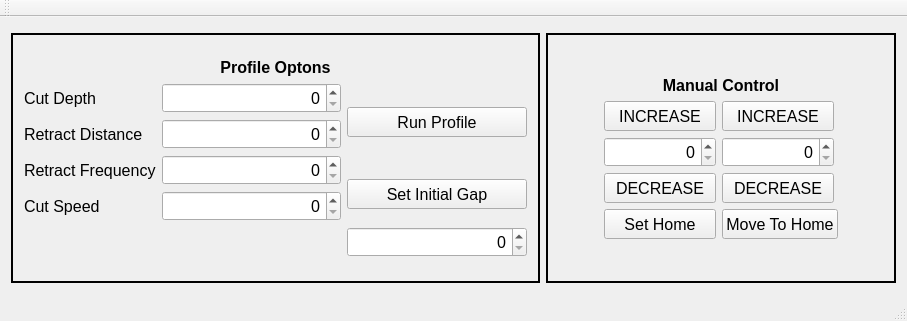
This is src/Window_GalilMotionController/mainwindow.ui in dmherrington/ECM-Control-System as Qt 5 draws it before an edit. The edited form follows.
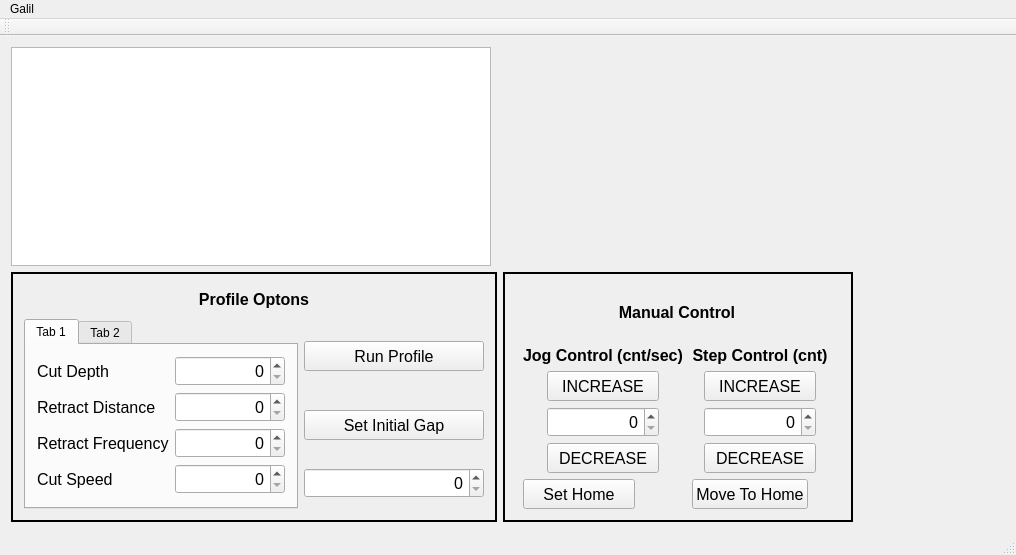
This is the edited form. Custom widgets are drawn as their Qt base class.

Diff of the .ui file:
```diff
--- a/src/Window_GalilMotionController/mainwindow.ui
+++ b/src/Window_GalilMotionController/mainwindow.ui
@@ -6,36 +6,69 @@
    <rect>
     <x>0</x>
     <y>0</y>
-    <width>907</width>
-    <height>321</height>
+    <width>1016</width>
+    <height>555</height>
    </rect>
   </property>
+  <property name="sizePolicy">
+   <sizepolicy hsizetype="MinimumExpanding" vsizetype="Preferred">
+    <horstretch>0</horstretch>
+    <verstretch>0</verstretch>
+   </sizepolicy>
+  </property>
   <property name="windowTitle">
    <string>MainWindow</string>
   </property>
   <widget class="QWidget" name="centralWidget">
-   <layout class="QGridLayout" name="gridLayout_6">
-    <item row="0" column="0">
-     <widget class="QFrame" name="frame_ProfileOptions">
-      <property name="minimumSize">
-       <size>
-        <width>450</width>
-        <height>250</height>
-       </size>
-      </property>
-      <property name="frameShape">
-       <enum>QFrame::Box</enum>
-      </property>
-      <property name="frameShadow">
-       <enum>QFrame::Plain</enum>
-      </property>
-      <property name="lineWidth">
-       <number>2</number>
-      </property>
       <layout class="QGridLayout" name="gridLayout_5">
        <item row="0" column="0">
-        <layout class="QGridLayout" name="gridLayout_4">
-         <item row="0" column="0">
+     <widget class="QTextEdit" name="programText">
+      <property name="sizePolicy">
+       <sizepolicy hsizetype="Fixed" vsizetype="Expanding">
+        <horstretch>0</horstretch>
+        <verstretch>0</verstretch>
+       </sizepolicy>
+      </property>
+      <property name="minimumSize">
+       <size>
+        <width>480</width>
+        <height>0</height>
+       </size>
+      </property>
+     </widget>
+    </item>
+    <item row="0" column="1" colspan="2">
+     <widget class="graphing::PlotHandler" name="graphingWidget" native="true"/>
+    </item>
+    <item row="1" column="0">
+     <widget class="QFrame" name="frame_ProfileOptions">
+      <property name="sizePolicy">
+       <sizepolicy hsizetype="Fixed" vsizetype="Preferred">
+        <horstretch>0</horstretch>
+        <verstretch>0</verstretch>
+       </sizepolicy>
+      </property>
+      <property name="minimumSize">
+       <size>
+        <width>480</width>
+        <height>250</height>
+       </size>
+      </property>
+      <property name="frameShape">
+       <enum>QFrame::Box</enum>
+      </property>
+      <property name="frameShadow">
+       <enum>QFrame::Plain</enum>
+      </property>
+      <property name="lineWidth">
+       <number>2</number>
+      </property>
+      <layout class="QGridLayout" name="gridLayout_3">
+       <item row="0" column="0" colspan="2">
+        <widget class="QSplitter" name="splitter_2">
+         <property name="orientation">
+          <enum>Qt::Horizontal</enum>
+         </property>
           <widget class="QLabel" name="label_ManualControl_2">
            <property name="sizePolicy">
             <sizepolicy hsizetype="Preferred" vsizetype="Fixed">
@@ -57,10 +90,19 @@
             <set>Qt::AlignCenter</set>
            </property>
           </widget>
-         </item>
-         <item row="1" column="0">
-          <layout class="QGridLayout" name="gridLayout_3">
-           <item row="0" column="0" rowspan="2">
+        </widget>
+       </item>
+       <item row="1" column="0" rowspan="3">
+        <widget class="QTabWidget" name="tabWidget">
+         <property name="currentIndex">
+          <number>0</number>
+         </property>
+         <widget class="QWidget" name="tab">
+          <attribute name="title">
+           <string>Tab 1</string>
+          </attribute>
+          <layout class="QGridLayout" name="gridLayout_2">
+           <item row="0" column="0">
             <layout class="QFormLayout" name="formLayout_6">
              <property name="sizeConstraint">
               <enum>QLayout::SetFixedSize</enum>
@@ -85,6 +127,12 @@
              </item>
              <item row="0" column="1">
               <widget class="QSpinBox" name="spinBox_CutDepth">
+               <property name="sizePolicy">
+                <sizepolicy hsizetype="Fixed" vsizetype="Fixed">
+                 <horstretch>0</horstretch>
+                 <verstretch>0</verstretch>
+                </sizepolicy>
+               </property>
                <property name="minimumSize">
                 <size>
                  <width>110</width>
@@ -121,6 +169,12 @@
              </item>
              <item row="1" column="1">
               <widget class="QSpinBox" name="spinBox_RetractDistance">
+               <property name="sizePolicy">
+                <sizepolicy hsizetype="Fixed" vsizetype="Fixed">
+                 <horstretch>0</horstretch>
+                 <verstretch>0</verstretch>
+                </sizepolicy>
+               </property>
                <property name="minimumSize">
                 <size>
                  <width>110</width>
@@ -157,6 +211,12 @@
              </item>
              <item row="2" column="1">
               <widget class="QSpinBox" name="spinBox_RetractFrequency">
+               <property name="sizePolicy">
+                <sizepolicy hsizetype="Fixed" vsizetype="Fixed">
+                 <horstretch>0</horstretch>
+                 <verstretch>0</verstretch>
+                </sizepolicy>
+               </property>
                <property name="minimumSize">
                 <size>
                  <width>110</width>
@@ -193,6 +253,12 @@
              </item>
              <item row="3" column="1">
               <widget class="QSpinBox" name="spinBox_CutSpeed">
+               <property name="sizePolicy">
+                <sizepolicy hsizetype="Fixed" vsizetype="Fixed">
+                 <horstretch>0</horstretch>
+                 <verstretch>0</verstretch>
+                </sizepolicy>
+               </property>
                <property name="minimumSize">
                 <size>
                  <width>110</width>
@@ -211,7 +277,16 @@
              </item>
             </layout>
            </item>
-           <item row="0" column="1">
+          </layout>
+         </widget>
+         <widget class="QWidget" name="tab_2">
+          <attribute name="title">
+           <string>Tab 2</string>
+          </attribute>
+         </widget>
+        </widget>
+       </item>
+       <item row="1" column="1">
             <widget class="QPushButton" name="pushButton_RunProfile">
              <property name="sizePolicy">
               <sizepolicy hsizetype="Fixed" vsizetype="Fixed">
@@ -235,7 +310,7 @@
              </property>
             </widget>
            </item>
-           <item row="1" column="1">
+       <item row="2" column="1">
             <widget class="QPushButton" name="pushButton_SetInitialGap">
              <property name="sizePolicy">
               <sizepolicy hsizetype="Fixed" vsizetype="Fixed">
@@ -259,7 +334,7 @@
              </property>
             </widget>
            </item>
-           <item row="2" column="1">
+       <item row="3" column="1">
             <widget class="QSpinBox" name="spinBox_Jog_6">
              <property name="minimumSize">
               <size>
@@ -278,13 +353,9 @@
             </widget>
            </item>
           </layout>
-         </item>
-        </layout>
-       </item>
-      </layout>
      </widget>
     </item>
-    <item row="0" column="1">
+    <item row="1" column="1">
      <widget class="QFrame" name="frame_MaunalControl">
       <property name="sizePolicy">
        <sizepolicy hsizetype="Fixed" vsizetype="Fixed">
@@ -307,28 +378,15 @@
       <property name="lineWidth">
        <number>2</number>
       </property>
-      <layout class="QGridLayout" name="gridLayout_2">
-       <item row="0" column="0">
-        <layout class="QGridLayout" name="gridLayout">
-         <property name="sizeConstraint">
-          <enum>QLayout::SetFixedSize</enum>
-         </property>
-         <property name="leftMargin">
-          <number>2</number>
-         </property>
-         <property name="topMargin">
-          <number>2</number>
-         </property>
-         <property name="rightMargin">
-          <number>2</number>
-         </property>
-         <property name="bottomMargin">
-          <number>2</number>
-         </property>
+      <layout class="QGridLayout" name="gridLayout_4">
          <item row="0" column="0" colspan="2">
+        <widget class="QSplitter" name="splitter">
+         <property name="orientation">
+          <enum>Qt::Horizontal</enum>
+         </property>
           <widget class="QLabel" name="label_ManualControl">
            <property name="sizePolicy">
-            <sizepolicy hsizetype="Preferred" vsizetype="Fixed">
+           <sizepolicy hsizetype="MinimumExpanding" vsizetype="Fixed">
              <horstretch>0</horstretch>
              <verstretch>0</verstretch>
             </sizepolicy>
@@ -347,8 +405,74 @@
             <set>Qt::AlignCenter</set>
            </property>
           </widget>
+        </widget>
+       </item>
+       <item row="1" column="0" colspan="2">
+        <layout class="QGridLayout" name="gridLayout">
+         <item row="0" column="0">
+          <widget class="QLabel" name="label_ManualControl_3">
+           <property name="sizePolicy">
+            <sizepolicy hsizetype="MinimumExpanding" vsizetype="Fixed">
+             <horstretch>0</horstretch>
+             <verstretch>0</verstretch>
+            </sizepolicy>
+           </property>
+           <property name="font">
+            <font>
+             <pointsize>12</pointsize>
+             <weight>75</weight>
+             <bold>true</bold>
+            </font>
+           </property>
+           <property name="text">
+            <string>Jog Control (cnt/sec)</string>
+           </property>
+           <property name="alignment">
+            <set>Qt::AlignCenter</set>
+           </property>
+          </widget>
+         </item>
+         <item row="0" column="1">
+          <widget class="QLabel" name="label_ManualControl_4">
+           <property name="sizePolicy">
+            <sizepolicy hsizetype="MinimumExpanding" vsizetype="Fixed">
+             <horstretch>0</horstretch>
+             <verstretch>0</verstretch>
+            </sizepolicy>
+           </property>
+           <property name="font">
+            <font>
+             <pointsize>12</pointsize>
+             <weight>75</weight>
+             <bold>true</bold>
+            </font>
+           </property>
+           <property name="text">
+            <string>Step Control (cnt)</string>
+           </property>
+           <property name="alignment">
+            <set>Qt::AlignCenter</set>
+           </property>
+          </widget>
          </item>
          <item row="1" column="0">
+          <layout class="QHBoxLayout" name="horizontalLayout">
+           <item>
+            <spacer name="horizontalSpacer_7">
+             <property name="orientation">
+              <enum>Qt::Horizontal</enum>
+             </property>
+             <property name="sizeHint" stdset="0">
+              <size>
+               <width>20</width>
+               <height>20</height>
+              </size>
+             </property>
+            </spacer>
+           </item>
+           <item>
+            <layout class="QVBoxLayout" name="verticalLayout">
+             <item>
           <widget class="QPushButton" name="pushButton_IncreaseJog">
            <property name="sizePolicy">
             <sizepolicy hsizetype="Fixed" vsizetype="Fixed">
@@ -372,31 +496,7 @@
            </property>
           </widget>
          </item>
-         <item row="1" column="1">
-          <widget class="QPushButton" name="pushButton_IncreaseRelativeMove">
-           <property name="sizePolicy">
-            <sizepolicy hsizetype="Fixed" vsizetype="Fixed">
-             <horstretch>0</horstretch>
-             <verstretch>0</verstretch>
-            </sizepolicy>
-           </property>
-           <property name="minimumSize">
-            <size>
-             <width>112</width>
-             <height>30</height>
-            </size>
-           </property>
-           <property name="font">
-            <font>
-             <pointsize>12</pointsize>
-            </font>
-           </property>
-           <property name="text">
-            <string>INCREASE</string>
-           </property>
-          </widget>
-         </item>
-         <item row="2" column="0">
+             <item>
           <widget class="QSpinBox" name="spinBox_Jog">
            <property name="sizePolicy">
             <sizepolicy hsizetype="Fixed" vsizetype="Fixed">
@@ -420,31 +520,7 @@
            </property>
           </widget>
          </item>
-         <item row="2" column="1">
-          <widget class="QSpinBox" name="spinBox_RelativeMove">
-           <property name="sizePolicy">
-            <sizepolicy hsizetype="Fixed" vsizetype="Fixed">
-             <horstretch>0</horstretch>
-             <verstretch>0</verstretch>
-            </sizepolicy>
-           </property>
-           <property name="minimumSize">
-            <size>
-             <width>112</width>
-             <height>30</height>
-            </size>
-           </property>
-           <property name="font">
-            <font>
-             <pointsize>12</pointsize>
-            </font>
-           </property>
-           <property name="alignment">
-            <set>Qt::AlignRight|Qt::AlignTrailing|Qt::AlignVCenter</set>
-           </property>
-          </widget>
-         </item>
-         <item row="3" column="0">
+             <item>
           <widget class="QPushButton" name="pushButton_DecreaseJog">
            <property name="sizePolicy">
             <sizepolicy hsizetype="Fixed" vsizetype="Fixed">
@@ -468,7 +544,89 @@
            </property>
           </widget>
          </item>
-         <item row="3" column="1">
+            </layout>
+           </item>
+           <item>
+            <spacer name="horizontalSpacer_6">
+             <property name="orientation">
+              <enum>Qt::Horizontal</enum>
+             </property>
+             <property name="sizeHint" stdset="0">
+              <size>
+               <width>20</width>
+               <height>20</height>
+              </size>
+             </property>
+            </spacer>
+           </item>
+          </layout>
+         </item>
+         <item row="1" column="1">
+          <layout class="QHBoxLayout" name="horizontalLayout_2">
+           <item>
+            <spacer name="horizontalSpacer_9">
+             <property name="orientation">
+              <enum>Qt::Horizontal</enum>
+             </property>
+             <property name="sizeHint" stdset="0">
+              <size>
+               <width>20</width>
+               <height>20</height>
+              </size>
+             </property>
+            </spacer>
+           </item>
+           <item>
+            <layout class="QVBoxLayout" name="verticalLayout_2">
+             <item>
+              <widget class="QPushButton" name="pushButton_IncreaseRelativeMove">
+               <property name="sizePolicy">
+                <sizepolicy hsizetype="Fixed" vsizetype="Fixed">
+                 <horstretch>0</horstretch>
+                 <verstretch>0</verstretch>
+                </sizepolicy>
+               </property>
+               <property name="minimumSize">
+                <size>
+                 <width>112</width>
+                 <height>30</height>
+                </size>
+               </property>
+               <property name="font">
+                <font>
+                 <pointsize>12</pointsize>
+                </font>
+               </property>
+               <property name="text">
+                <string>INCREASE</string>
+               </property>
+              </widget>
+             </item>
+             <item>
+              <widget class="QSpinBox" name="spinBox_RelativeMove">
+               <property name="sizePolicy">
+                <sizepolicy hsizetype="Fixed" vsizetype="Fixed">
+                 <horstretch>0</horstretch>
+                 <verstretch>0</verstretch>
+                </sizepolicy>
+               </property>
+               <property name="minimumSize">
+                <size>
+                 <width>112</width>
+                 <height>30</height>
+                </size>
+               </property>
+               <property name="font">
+                <font>
+                 <pointsize>12</pointsize>
+                </font>
+               </property>
+               <property name="alignment">
+                <set>Qt::AlignRight|Qt::AlignTrailing|Qt::AlignVCenter</set>
+               </property>
+              </widget>
+             </item>
+             <item>
           <widget class="QPushButton" name="pushButton_DecreaseRelativeMove">
            <property name="sizePolicy">
             <sizepolicy hsizetype="Fixed" vsizetype="Fixed">
@@ -492,7 +650,26 @@
            </property>
           </widget>
          </item>
-         <item row="4" column="0">
+            </layout>
+           </item>
+           <item>
+            <spacer name="horizontalSpacer_8">
+             <property name="orientation">
+              <enum>Qt::Horizontal</enum>
+             </property>
+             <property name="sizeHint" stdset="0">
+              <size>
+               <width>20</width>
+               <height>20</height>
+              </size>
+             </property>
+            </spacer>
+           </item>
+          </layout>
+         </item>
+        </layout>
+       </item>
+       <item row="2" column="0">
           <widget class="QPushButton" name="pushButton_SetHome">
            <property name="sizePolicy">
             <sizepolicy hsizetype="Fixed" vsizetype="Fixed">
@@ -516,7 +693,7 @@
            </property>
           </widget>
          </item>
-         <item row="4" column="1">
+       <item row="2" column="1">
           <widget class="QPushButton" name="pushButton_SetHome_2">
            <property name="sizePolicy">
             <sizepolicy hsizetype="Fixed" vsizetype="Fixed">
@@ -541,10 +718,21 @@
           </widget>
          </item>
         </layout>
-       </item>
-      </layout>
      </widget>
     </item>
+    <item row="1" column="2">
+     <spacer name="horizontalSpacer">
+      <property name="orientation">
+       <enum>Qt::Horizontal</enum>
+      </property>
+      <property name="sizeHint" stdset="0">
+       <size>
+        <width>0</width>
+        <height>20</height>
+       </size>
+      </property>
+     </spacer>
+    </item>
    </layout>
   </widget>
   <widget class="QMenuBar" name="menuBar">
@@ -552,10 +740,19 @@
     <rect>
      <x>0</x>
      <y>0</y>
-     <width>907</width>
-     <height>21</height>
+     <width>1016</width>
+     <height>22</height>
     </rect>
    </property>
+   <widget class="QMenu" name="menuGalil">
+    <property name="title">
+     <string>Galil</string>
+    </property>
+    <addaction name="actionSave_Program"/>
+    <addaction name="actionSave_As_Program"/>
+    <addaction name="actionLoad_Program"/>
+   </widget>
+   <addaction name="menuGalil"/>
   </widget>
   <widget class="QToolBar" name="mainToolBar">
    <attribute name="toolBarArea">
@@ -568,6 +765,14 @@
   <widget class="QStatusBar" name="statusBar"/>
  </widget>
  <layoutdefault spacing="6" margin="11"/>
+ <customwidgets>
+  <customwidget>
+   <class>graphing::PlotHandler</class>
+   <extends>QWidget</extends>
+   <header>plot_handler.h</header>
+   <container>1</container>
+  </customwidget>
+ </customwidgets>
  <resources/>
  <connections/>
 </ui>
```
Left out of the diff: 15 changed lines with no effect on the pictures. Lines whose indentation alone changed are shown as unchanged.
